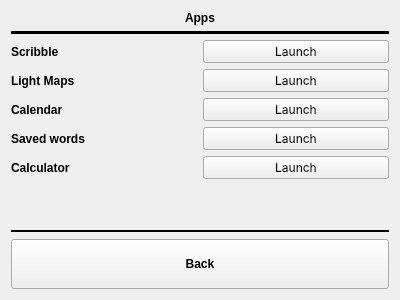
Above: apps.ui from Quill-OS/quill before the change. Below: the same form after it.
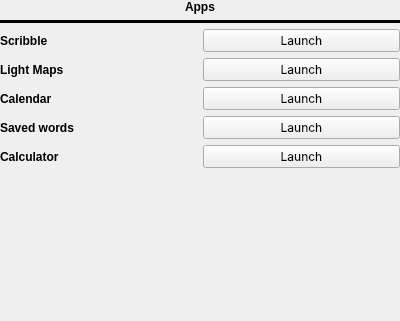
That is the form after the change.

```diff
--- a/apps.ui
+++ b/apps.ui
@@ -7,13 +7,25 @@
     <x>0</x>
     <y>0</y>
     <width>400</width>
-    <height>300</height>
+    <height>321</height>
    </rect>
   </property>
   <property name="windowTitle">
    <string>Form</string>
   </property>
   <layout class="QVBoxLayout" name="verticalLayout">
+   <property name="leftMargin">
+    <number>0</number>
+   </property>
+   <property name="topMargin">
+    <number>0</number>
+   </property>
+   <property name="rightMargin">
+    <number>0</number>
+   </property>
+   <property name="bottomMargin">
+    <number>0</number>
+   </property>
    <item>
     <layout class="QGridLayout" name="gridLayout">
      <item row="0" column="0">
@@ -171,34 +183,6 @@
        <property name="bottomMargin">
         <number>0</number>
        </property>
-       <item row="1" column="0">
-        <widget class="QPushButton" name="backBtn">
-         <property name="font">
-          <font>
-           <weight>75</weight>
-           <bold>true</bold>
-          </font>
-         </property>
-         <property name="text">
-          <string>
-Back
-</string>
-         </property>
-        </widget>
-       </item>
-       <item row="0" column="0">
-        <widget class="Line" name="line_2">
-         <property name="frameShadow">
-          <enum>QFrame::Plain</enum>
-         </property>
-         <property name="lineWidth">
-          <number>2</number>
-         </property>
-         <property name="orientation">
-          <enum>Qt::Horizontal</enum>
-         </property>
-        </widget>
-       </item>
       </layout>
      </item>
      <item row="4" column="0">
```
